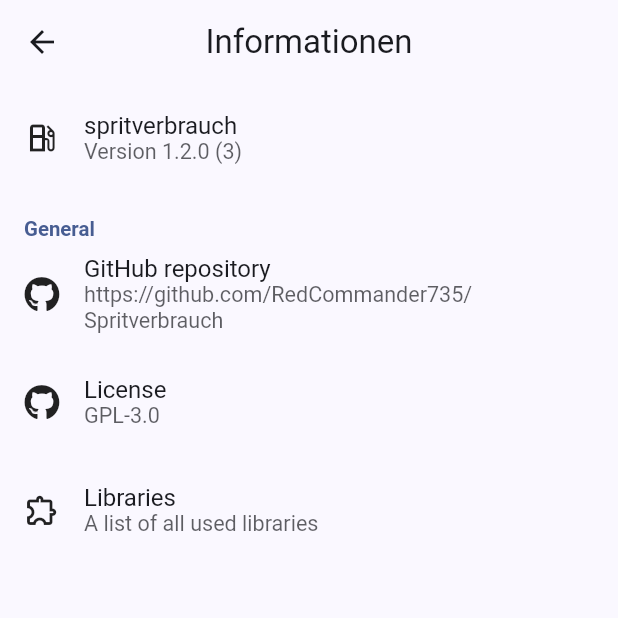
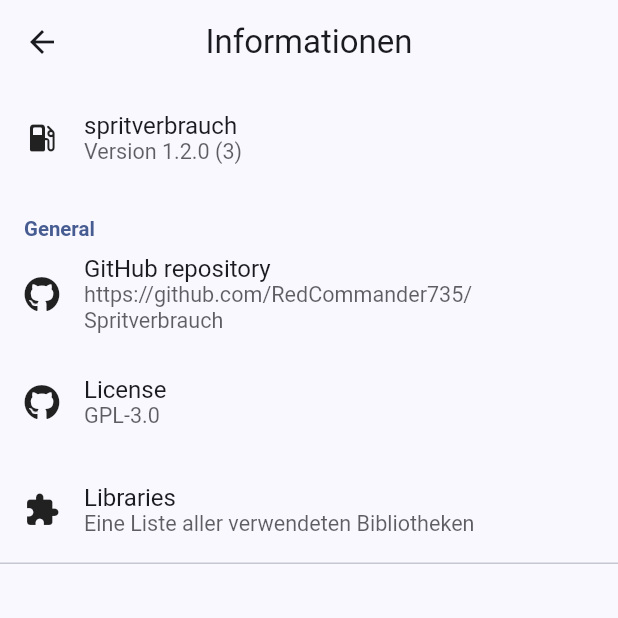
Before and after one commit to RedCommander735/Spritverbrauch, a Flutter app: the Settings screen opened directly, after a tap on "Informationen", on a phone screen of 412 x 824 dp, the top half of it. Run offline on Flutter 3.47's test engine with Material 3 defaults, Android fonts, the phone set to English and light mode, and no system bars; drawn by our look-alikes of dynamic_color; our stand-ins replace package_info_plus, shared_preferences, sqflite; missing offline and left inert: icon_decoration; accounts and stored records are empty.

Commit message:
style: changed all icons to their rounded variants

```diff
--- a/lib/src/components/settings/settings_group.dart
+++ b/lib/src/components/settings/settings_group.dart
@@ -25,7 +25,9 @@ class SettingsGroup extends StatelessWidget {
           ],
         )
       ])
-        ..addAll(children),
+        ..addAll(children)..add(const Divider(
+          height: 0,
+        )),
     );
   }
 }
--- a/lib/src/overview.dart
+++ b/lib/src/overview.dart
@@ -91,8 +91,8 @@ class Overview extends StatelessWidget {
               value: litersPerKilometerDisplay,
               unit: 'L/km',
               icon: const CompoundIcon(
-                firstIcon: Icons.local_gas_station_outlined,
-                secondIcon: Icons.route_outlined,
+                firstIcon: Icons.local_gas_station_rounded,
+                secondIcon: Icons.route_rounded,
                 size: iconSize,
               ),
               padding: padding,
@@ -102,7 +102,7 @@ class Overview extends StatelessWidget {
               value: priceDisplay,
               unit: '€',
               icon: const Icon(
-                Icons.euro_outlined,
+                Icons.euro_rounded,
                 size: iconSize,
               ),
               padding: padding,
@@ -113,7 +113,7 @@ class Overview extends StatelessWidget {
               value: distanceDisplay,
               unit: 'km',
               icon: const Icon(
-                Icons.route_outlined,
+                Icons.route_rounded,
                 size: iconSize,
               ),
               padding: padding,
@@ -123,8 +123,8 @@ class Overview extends StatelessWidget {
               value: pricePerLiterDisplay,
               unit: '€/L',
               icon: const CompoundIcon(
-                firstIcon: Icons.local_gas_station_outlined,
-                secondIcon: Icons.euro_outlined,
+                firstIcon: Icons.local_gas_station_rounded,
+                secondIcon: Icons.euro_rounded,
                 size: iconSize,
               ),
               padding: padding,
@@ -135,8 +135,8 @@ class Overview extends StatelessWidget {
               value: pricePerKilometerDisplay,
               unit: '€/km',
               icon: const CompoundIcon(
-                firstIcon: Icons.route_outlined,
-                secondIcon: Icons.euro_outlined,
+                firstIcon: Icons.route_rounded,
+                secondIcon: Icons.euro_rounded,
                 size: iconSize,
               ),
               padding: padding,
--- a/lib/src/settings/pages/about.dart
+++ b/lib/src/settings/pages/about.dart
@@ -38,7 +38,7 @@ class _AboutState extends State<About> {
   Widget build(BuildContext context) {
     return SettingsTopicPage(title: 'Informationen', children: [
       SettingsItem(
-        icon: Icons.local_gas_station_outlined,
+        icon: Icons.local_gas_station_rounded,
         title: appName,
         subtitle: 'Version $version ($buildNumber)',
         onTap: () {
@@ -66,9 +66,9 @@ class _AboutState extends State<About> {
           },
         ),
         SettingsItem(
-          icon: Icons.extension_outlined,
+          icon: Icons.extension_rounded,
           title: 'Libraries',
-          subtitle: 'A list of all used libraries',
+          subtitle: 'Eine Liste aller verwendeten Bibliotheken',
           onTap: () {
             showLicensePage(
                 context: context,
--- a/lib/src/settings/settings.dart
+++ b/lib/src/settings/settings.dart
@@ -4,6 +4,7 @@ import 'package:spritverbrauch/src/components/settings/settings_topic.dart';
 
 import 'package:spritverbrauch/src/settings/filter_model.dart';
 import 'package:spritverbrauch/src/settings/pages/about.dart';
+import 'package:spritverbrauch/src/settings/pages/general.dart';
 
 class Settings extends StatefulWidget {
   const Settings({super.key, this.textSize = 18});
@@ -35,9 +36,17 @@ class _SettingsState extends State<Settings> {
             style: TextStyle(fontSize: widget.textSize, color: Theme.of(context).colorScheme.onBackground),
             child: Column(
               children: [
-                const SettingsTopic(
-                  icon: Icons.settings_outlined,
+                SettingsTopic(
+                  icon: Icons.settings_rounded,
                   title: 'Allgemein',
+                  onTap: () {
+                    Navigator.push(
+                      context,
+                      MaterialPageRoute(
+                        builder: (context) => General(),
+                      ),
+                    );
+                  },
                 ),
                 SettingsTopic(
                   icon: Icons.info_outline,
```
Also changed, not shown: lib/src/listview/list_item.dart (+8 -8 lines).
